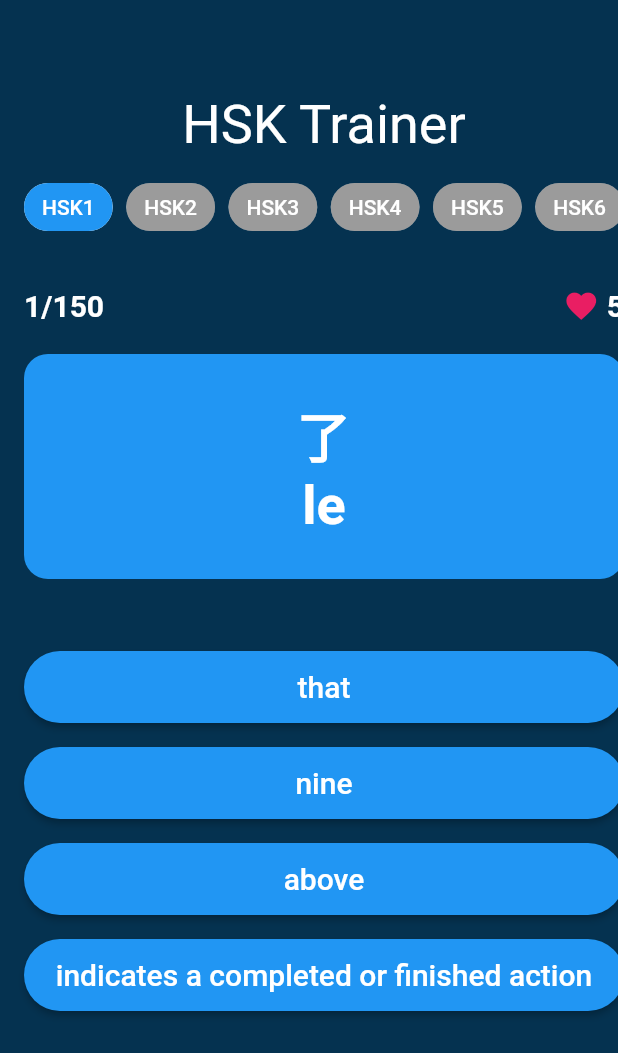
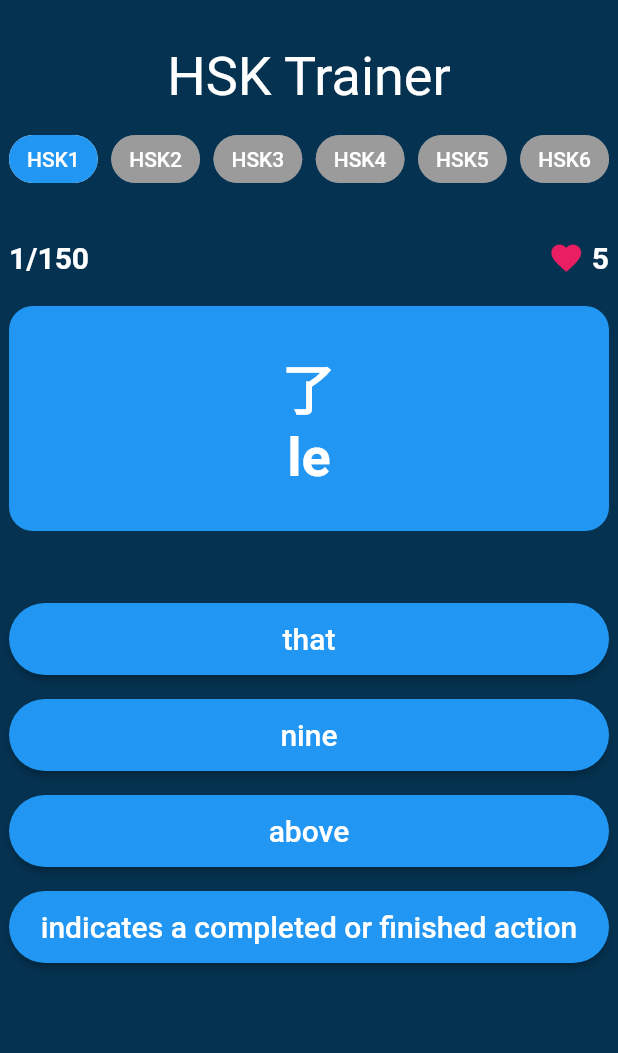
Before and after one commit to LuisAugenstein/hsk_vocabulary_trainer, a Flutter app: the screen it shows after launch, after a tap on "HSK1", on a phone screen of 412 x 824 dp. Shown: the top 1053 px of the screen. Run offline on Flutter 3.47's test engine with Material 2 defaults, Android fonts, the light colour scheme and no system bars.

Commit message:
improved user feedback for wrong answers and responsiveness for small screens.

```diff
--- a/lib/quiz_screen.dart
+++ b/lib/quiz_screen.dart
@@ -20,6 +20,14 @@ class _QuizScreenState extends State<QuizScreen> {
 
   @override
   Widget build(BuildContext context) {
+    MediaQueryData media = MediaQuery.of(context);
+
+    double minWidth = 360;
+    double maxWidth = 400;
+    double width = media.size.width - 10;
+    width = width < minWidth ? minWidth : width;
+    width = width > maxWidth ? maxWidth : width;
+
     return Scaffold(
         backgroundColor: const Color.fromARGB(255, 5, 50, 80),
         body: SingleChildScrollView(
@@ -27,9 +35,8 @@ class _QuizScreenState extends State<QuizScreen> {
           child: SingleChildScrollView(
               scrollDirection: Axis.horizontal,
               child: Container(
-                margin:
-                    const EdgeInsets.symmetric(horizontal: 16, vertical: 32),
-                width: 400,
+                margin: const EdgeInsets.only(left: 5, right: 5),
+                width: width,
                 child: Column(children: [
                   const SizedBox(height: 30),
                   _title(),
@@ -156,7 +163,12 @@ class _QuizScreenState extends State<QuizScreen> {
   }
 
   Widget _answerButton(Answer answer) {
-    bool isSelected = answer == _selectedAnswer;
+    Color buttonColor = Theme.of(context).primaryColor;
+    if (_selectedAnswer != null && answer.isCorrect) {
+      buttonColor = Colors.green;
+    } else if (answer == _selectedAnswer && !answer.isCorrect) {
+      buttonColor = Colors.red;
+    }
 
     return Container(
       width: double.infinity,
@@ -165,9 +177,7 @@ class _QuizScreenState extends State<QuizScreen> {
       child: ElevatedButton(
         style: ElevatedButton.styleFrom(
           shape: const StadiumBorder(),
-          primary: isSelected
-              ? (answer.isCorrect ? Colors.green : Colors.red)
-              : Theme.of(context).primaryColor,
+          primary: buttonColor,
         ),
         onPressed: () {
           if (_selectedAnswer != null) {
```
